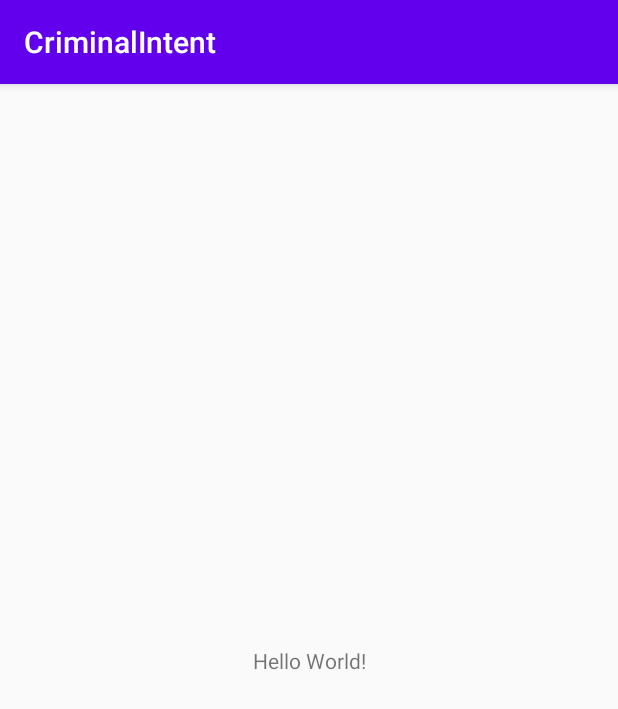
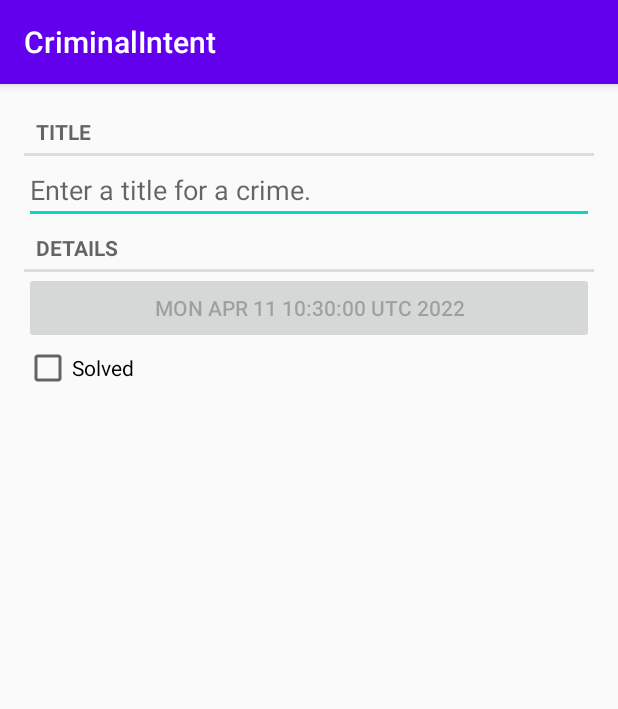
Before and after one commit to Pe1me4ka/CriminalIntent, an Android app: the screen it shows after launch (MainActivity), on a phone screen of 412 x 824 dp. Shown: the top 709 px of the screen. Run offline under Robolectric (Android 15) with nearby library versions, the phone set to English and light mode, and no system bars.

Commit message:
Create Fragment Transaction

```diff
--- /dev/null
+++ b/app/src/main/java/com/bignerdranch/android/criminalintent/Crime.kt
@@ -0,0 +1,9 @@
+package com.bignerdranch.android.criminalintent
+
+import java.util.*
+
+data class Crime(val id: UUID = UUID.randomUUID(),
+                 var title: String = "",
+                 var date: Date = Date(),
+                 var isSolved: Boolean = false) {
+}
--- /dev/null
+++ b/app/src/main/java/com/bignerdranch/android/criminalintent/CrimeFragment.kt
@@ -0,0 +1,70 @@
+package com.bignerdranch.android.criminalintent
+
+import android.os.Bundle
+import android.text.Editable
+import android.text.TextWatcher
+import android.view.LayoutInflater
+import android.view.View
+import android.view.ViewGroup
+import android.widget.Button
+import android.widget.CheckBox
+import android.widget.EditText
+import androidx.fragment.app.Fragment
+
+class CrimeFragment: Fragment() {
+    private lateinit var crime : Crime
+    private lateinit var titleField : EditText
+    private lateinit var dateButton : Button
+    private lateinit var solvedCheckBox: CheckBox
+
+    override fun onCreate(savedInstanceState: Bundle?) {
+        super.onCreate(savedInstanceState)
+        crime = Crime()
+    }
+
+    override fun onCreateView(inflater: LayoutInflater,
+                              container: ViewGroup?,
+                              savedInstanceState: Bundle?): View? {
+        val view = inflater.inflate(R.layout.fragment_crime, container, false)
+        titleField = view.findViewById(R.id.crime_title) as EditText
+        dateButton = view.findViewById(R.id.crime_date) as Button
+        solvedCheckBox = view.findViewById(R.id.crime_solved) as CheckBox
+
+        dateButton.apply {
+            text = crime.date.toString()
+            isEnabled = false
+        }
+
+        return view
+    }
+
+    override fun onStart() {
+        super.onStart()
+        val titleWatcher = object : TextWatcher{
+            override fun beforeTextChanged(sequence: CharSequence?,
+                                           start: Int,
+                                           count: Int,
+                                           after: Int) {
+                //Empty
+            }
+
+            override fun onTextChanged(sequence: CharSequence?,
+                                       start: Int,
+                                       before: Int,
+                                       count: Int) {
+                crime.title = sequence.toString()
+            }
+
+            override fun afterTextChanged(sequence: Editable?) {
+                //Empty
+            }
+        }
+
+        titleField.addTextChangedListener(titleWatcher)
+        solvedCheckBox.apply {
+            setOnCheckedChangeListener { _, isChecked ->
+                crime.isSolved = isChecked
+            }
+        }
+    }
+}
--- a/app/src/main/java/com/bignerdranch/android/criminalintent/MainActivity.kt
+++ b/app/src/main/java/com/bignerdranch/android/criminalintent/MainActivity.kt
@@ -7,5 +7,16 @@ class MainActivity : AppCompatActivity() {
     override fun onCreate(savedInstanceState: Bundle?) {
         super.onCreate(savedInstanceState)
         setContentView(R.layout.activity_main)
+
+        val currentFragment = supportFragmentManager
+            .findFragmentById(R.id.fragment_container)
+
+        if (currentFragment == null){
+            val fragment = CrimeFragment()
+            supportFragmentManager
+                .beginTransaction()
+                .add(R.id.fragment_container, fragment)
+                .commit()
+        }
     }
 }
--- a/app/src/main/res/layout/activity_main.xml
+++ b/app/src/main/res/layout/activity_main.xml
@@ -1,18 +1,6 @@
 <?xml version="1.0" encoding="utf-8"?>
-<androidx.constraintlayout.widget.ConstraintLayout xmlns:android="http://schemas.android.com/apk/res/android"
-    xmlns:app="http://schemas.android.com/apk/res-auto"
-    xmlns:tools="http://schemas.android.com/tools"
+<FrameLayout
+    xmlns:android="http://schemas.android.com/apk/res/android"
+    android:id="@+id/fragment_container"
     android:layout_width="match_parent"
-    android:layout_height="match_parent"
-    tools:context=".MainActivity">
-
-    <TextView
-        android:layout_width="wrap_content"
-        android:layout_height="wrap_content"
-        android:text="Hello World!"
-        app:layout_constraintBottom_toBottomOf="parent"
-        app:layout_constraintLeft_toLeftOf="parent"
-        app:layout_constraintRight_toRightOf="parent"
-        app:layout_constraintTop_toTopOf="parent" />
-
-</androidx.constraintlayout.widget.ConstraintLayout>
+    android:layout_height="match_parent"/>
--- /dev/null
+++ b/app/src/main/res/layout/fragment_crime.xml
@@ -0,0 +1,39 @@
+<?xml version="1.0" encoding="utf-8"?>
+<LinearLayout xmlns:android="http://schemas.android.com/apk/res/android"
+    xmlns:tools="http://schemas.android.com/tools"
+    android:orientation="vertical"
+    android:layout_width="match_parent"
+    android:layout_height="match_parent"
+    android:layout_margin="16dp">
+
+    <TextView
+        style="?android:listSeparatorTextViewStyle"
+        android:layout_width="match_parent"
+        android:layout_height="wrap_content"
+        android:text="@string/crime_title_label"/>
+
+    <EditText
+        android:id="@+id/crime_title"
+        android:layout_width="match_parent"
+        android:layout_height="wrap_content"
+        android:hint="@string/crime_title_hint"/>
+
+    <TextView
+        style="?android:listSeparatorTextViewStyle"
+        android:layout_width="match_parent"
+        android:layout_height="wrap_content"
+        android:text="@string/crime_details_label"/>
+
+    <Button
+        android:id="@+id/crime_date"
+        android:layout_width="match_parent"
+        android:layout_height="wrap_content"
+        tools:text="Wed Nov 14 11:56 EST 2018"/>
+
+    <CheckBox
+        android:id="@+id/crime_solved"
+        android:layout_width="match_parent"
+        android:layout_height="wrap_content"
+        android:text="@string/crime_solved_label"/>
+
+</LinearLayout>
--- a/app/src/main/res/values/strings.xml
+++ b/app/src/main/res/values/strings.xml
@@ -1,3 +1,7 @@
 <resources>
     <string name="app_name">CriminalIntent</string>
+    <string name="crime_title_hint">Enter a title for a crime.</string>
+    <string name="crime_title_label">Title</string>
+    <string name="crime_details_label">Details</string>
+    <string name="crime_solved_label">Solved</string>
 </resources>
```
